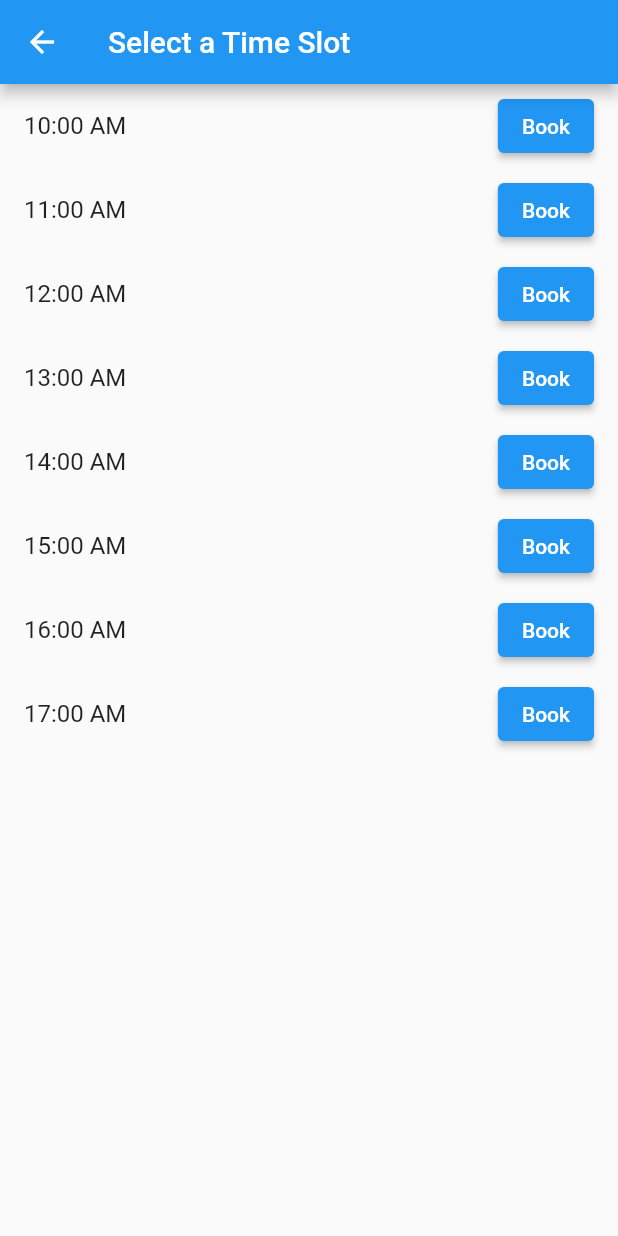
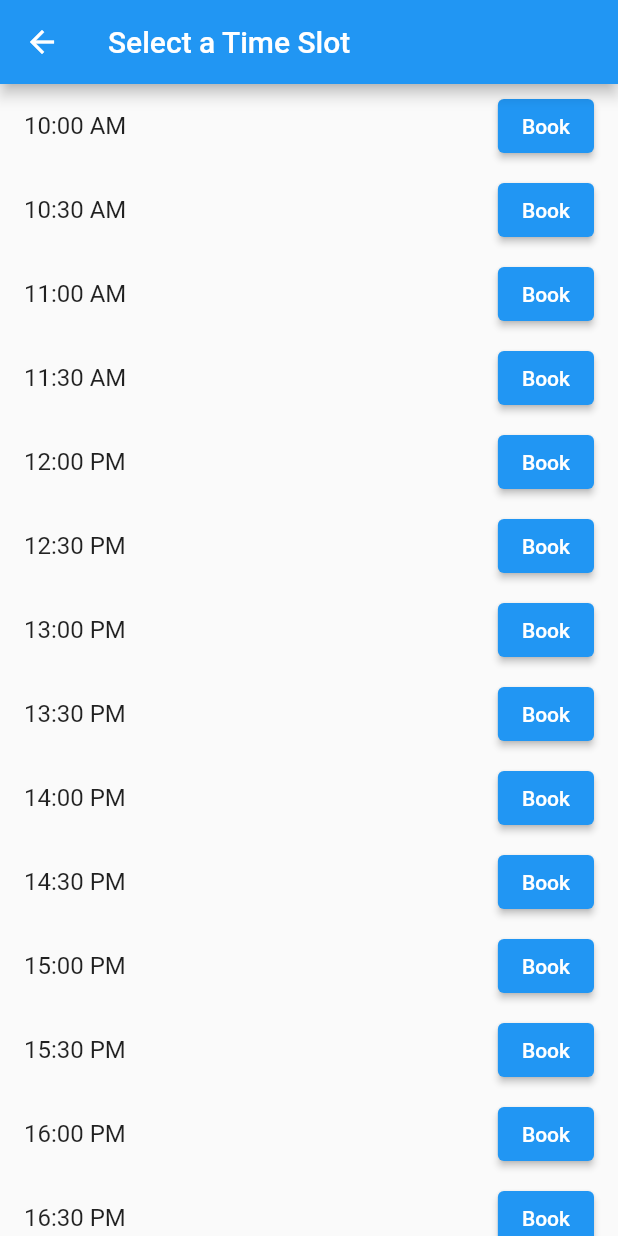
Before and after one commit to Sudesh-Maharjan/SwiftStyle-Version-2, a Flutter app: the TimeSlotPage screen opened directly with empty values, on a phone screen of 412 x 824 dp. Run offline on Flutter 3.47's test engine with Material 2 defaults, Android fonts, the phone set to English and light mode, and no system bars; our stand-ins replace cloud_firestore, firebase_auth, firebase_core, flutter_svg; accounts and stored records are empty; network calls fail.

Commit message:
hair page and timeslot page dynamic bannako ani hair pageko data lai timeslot page ma show garako

```diff
--- a/lib/Hairpage/timeslotpage.dart
+++ b/lib/Hairpage/timeslotpage.dart
@@ -15,17 +15,44 @@ class TimeSlot {
 
 class TimeSlotPage extends StatefulWidget {
   final String serviceName;
+  final ServiceProvider
+      serviceProvider; //hair page ko serviceprovide ko name yeta recieve hunxa
 
-  TimeSlotPage({required this.serviceName});
+  TimeSlotPage(
+      {required this.serviceName,
+      required this.serviceProvider,
+      required List<String> selectedServices,
+      ServiceProvider? selectedProvider});
 
   @override
   _TimeSlotPageState createState() => _TimeSlotPageState();
 }
 
 class _TimeSlotPageState extends State<TimeSlotPage> {
+  String serviceName = ''; // Instance variable to store service name
+  String serviceProviderName = ''; // Instance variable to store provider name
+
+  @override
+  void initState() {
+    super.initState();
+    // Initialize the instance variables with the values from the widget properties
+    serviceName = widget.serviceName;
+    serviceProviderName = widget.serviceProvider.name;
+  }
+
   final List<TimeSlot> timeSlots = List.generate(
-    8,
-    (index) => TimeSlot(time: '${10 + index}:00 AM'),
+    ((19 - 10) * 2) +
+        1, // Calculate the number of time slots (8:00 AM to 7:30 PM)
+    (index) {
+      final hour =
+          10 + (index ~/ 2); // Calculate the hour (10, 10, 11, 11, 12, 12, ...)
+      final minute =
+          (index % 2) * 30; // Calculate the minute (0, 30, 0, 30, 0, 30, ...)
+      final String period = hour < 12 ? 'AM' : 'PM';
+      return TimeSlot(
+          time:
+              '${hour.toString().padLeft(2, '0')}:${minute.toString().padLeft(2, '0')} $period');
+    },
   );
 
   @override
@@ -90,8 +117,10 @@ class _TimeSlotPageState extends State<TimeSlotPage> {
               SizedBox(height: 8),
               Text('Time: ${timeSlot.time}'),
               SizedBox(height: 8),
+              Text('Service Name: $serviceName'), // Display the service name
+              SizedBox(height: 8),
               Text(
-                  'Service Provider: ${timeSlot.serviceProvider?.name ?? 'N/A'}'),
+                  'Service Provider: $serviceProviderName'), // Display the provider name
             ],
           ),
           actions: [
```
Also changed, not shown: lib/Hairpage/hair.dart (+69 -15 lines).
